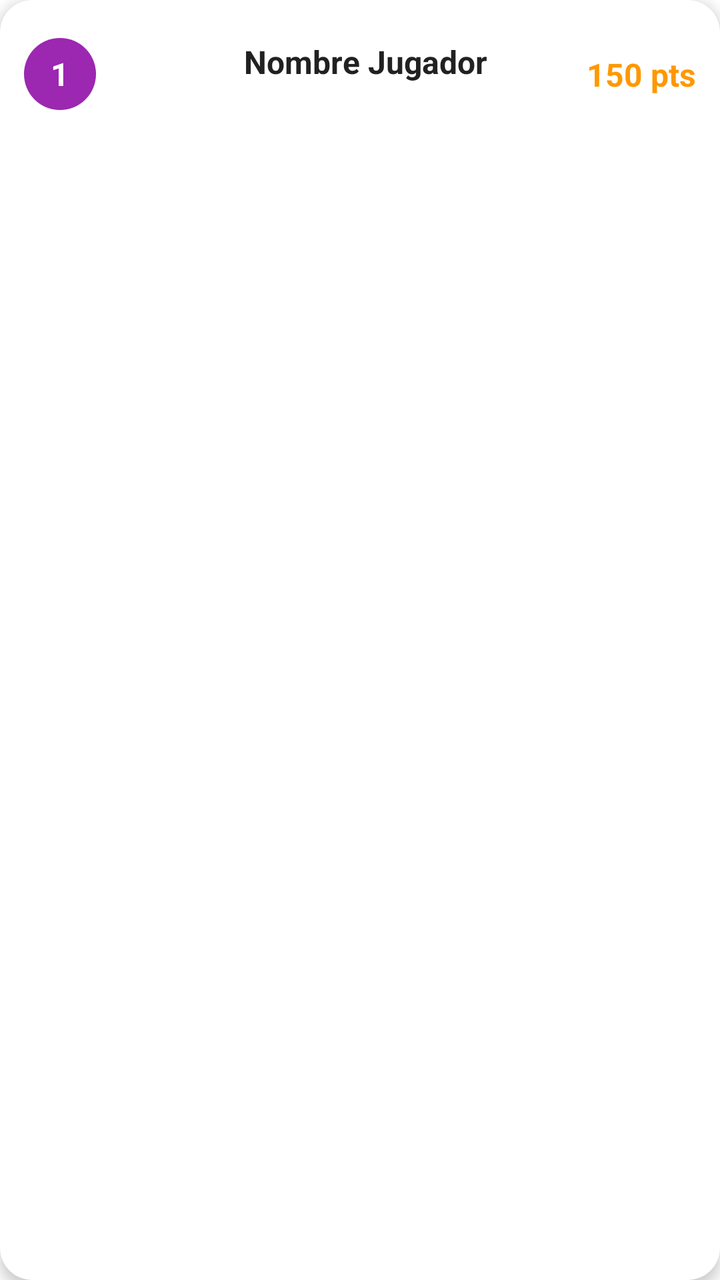
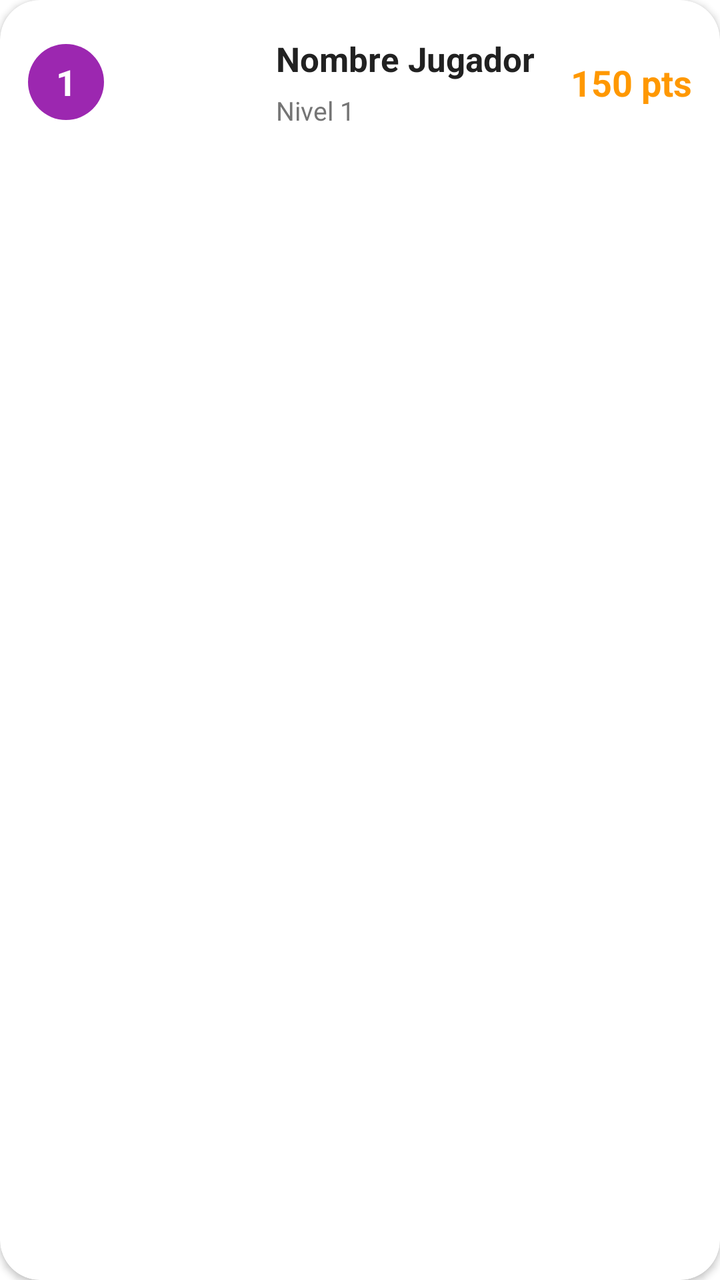

Two renders of the same Android screen: before a commit and after it. Below are the layout's source before the change and the commit's diff.
<!-- AndroidManifest.xml: application theme Theme.ReglamentoUpp -->
<!-- res/layout/item_ranking.xml -->
<?xml version="1.0" encoding="utf-8"?>
<com.google.android.material.card.MaterialCardView
    xmlns:android="http://schemas.android.com/apk/res/android"
    xmlns:app="http://schemas.android.com/apk/res-auto"
    android:layout_width="match_parent"
    android:layout_height="wrap_content"
    android:layout_marginHorizontal="16dp"
    android:layout_marginVertical="8dp"
    app:cardCornerRadius="16dp"
    app:cardElevation="4dp"
    app:cardBackgroundColor="@color/white">

    <androidx.constraintlayout.widget.ConstraintLayout
        android:layout_width="match_parent"
        android:layout_height="wrap_content"
        android:padding="12dp">

        <TextView
            android:id="@+id/tvRankingPosition"
            android:layout_width="36dp"
            android:layout_height="36dp"
            android:text="1"
            android:textColor="@color/white"
            android:textStyle="bold"
            android:textSize="16sp"
            android:gravity="center"
            android:background="@drawable/white_circle_bg"
            android:backgroundTint="#9C27B0"
            app:layout_constraintStart_toStartOf="parent"
            app:layout_constraintTop_toTopOf="parent"
            app:layout_constraintBottom_toBottomOf="parent"/>

        <com.google.android.material.imageview.ShapeableImageView
            android:id="@+id/ivRankingProfile"
            android:layout_width="50dp"
            android:layout_height="50dp"
            android:layout_marginStart="12dp"
            android:scaleType="centerCrop"
            app:shapeAppearanceOverlay="@style/CircleImageView"
            android:src="@drawable/ic_profile"
            app:layout_constraintStart_toEndOf="@id/tvRankingPosition"
            app:layout_constraintTop_toTopOf="parent"
            app:layout_constraintBottom_toBottomOf="parent"/>

        <TextView
            android:id="@+id/tvRankingName"
            android:layout_width="0dp"
            android:layout_height="wrap_content"
            android:text="Nombre Jugador"
            android:textColor="#212121"
            android:textSize="16sp"
            android:textStyle="bold"
            android:layout_marginStart="12dp"
            android:layout_marginEnd="8dp"
            app:layout_constraintStart_toEndOf="@id/ivRankingProfile"
            app:layout_constraintTop_toTopOf="parent"
            app:layout_constraintEnd_toStartOf="@id/tvRankingScore"
            app:layout_constraintBottom_toTopOf="@+id/layoutBadges"/>

        <LinearLayout
            android:id="@+id/layoutBadges"
            android:layout_width="wrap_content"
            android:layout_height="wrap_content"
            android:orientation="horizontal"
            android:layout_marginStart="12dp"
            android:layout_marginTop="4dp"
            app:layout_constraintStart_toEndOf="@id/ivRankingProfile"
            app:layout_constraintTop_toBottomOf="@id/tvRankingName"
            app:layout_constraintBottom_toBottomOf="parent">

            <ImageView
                android:id="@+id/badge1"
                android:layout_width="20dp"
                android:layout_height="20dp"
                android:src="@drawable/ic_trophy"
                android:layout_marginEnd="4dp"
                android:visibility="gone"/>

            <ImageView
                android:id="@+id/badge2"
                android:layout_width="20dp"
                android:layout_height="20dp"
                android:src="@drawable/ic_foco"
                android:layout_marginEnd="4dp"
                android:visibility="gone"/>

            <ImageView
                android:id="@+id/badge3"
                android:layout_width="20dp"
                android:layout_height="20dp"
                android:src="@drawable/ic_games"
                android:visibility="gone"/>
        </LinearLayout>

        <TextView
            android:id="@+id/tvRankingScore"
            android:layout_width="wrap_content"
            android:layout_height="wrap_content"
            android:text="150 pts"
            android:textColor="#FF9800"
            android:textSize="16sp"
            android:textStyle="bold"
            app:layout_constraintEnd_toEndOf="parent"
            app:layout_constraintTop_toTopOf="parent"
            app:layout_constraintBottom_toBottomOf="parent"/>

    </androidx.constraintlayout.widget.ConstraintLayout>
</com.google.android.material.card.MaterialCardView>
<!-- resources referenced by this layout -->
<resources>
  <color name="white">#FFFFFFFF</color>
  <!-- drawable ic_foco (drawable) -->
  <vector xmlns:android="http://schemas.android.com/apk/res/android"
      android:width="24dp"
      android:height="24dp"
      android:viewportWidth="24"
      android:viewportHeight="24">
      <path
          android:fillColor="#FFFFFF"
          android:pathData="M9,21c0,0.55 0.45,1 1,1h4c0.55,0 1,-0.45 1,-1v-1H9V21zM12,2C8.14,2 5,5.14 5,9c0,2.38 1.19,4.47 3,5.74V17c0,0.55 0.45,1 1,1h6c0.55,0 1,-0.45 1,-1v-2.26c1.81,-1.27 3,-3.36 3,-5.74C19,5.14 15.86,2 12,2z"/>
  </vector>
  <!-- drawable ic_games (drawable) -->
  <vector xmlns:android="http://schemas.android.com/apk/res/android" android:width="24dp" android:height="24dp" android:viewportWidth="24" android:viewportHeight="24"><path android:fillColor="@android:color/white" android:pathData="M21,6H3C1.9,6 1,6.9 1,8V16C1,17.1 1.9,18 3,18H21C22.1,18 23,17.1 23,16V8C23,6.9 22.1,6 21,6M11,12H9V14H8V12H6V11H8V9H9V11H11V12M15.5,15C14.7,15 14,14.3 14,13.5C14,12.7 14.7,12 15.5,12C16.3,12 17,12.7 17,13.5C17,14.3 16.3,15 15.5,15M18.5,12C17.7,12 17,11.3 17,10.5C17,9.7 17.7,9 18.5,9C19.3,9 20,9.7 20,10.5C20,11.3 19.3,12 18.5,12Z"/></vector>
  <!-- drawable ic_profile (drawable) -->
  <vector xmlns:android="http://schemas.android.com/apk/res/android" android:width="24dp" android:height="24dp" android:viewportWidth="24" android:viewportHeight="24"><path android:fillColor="@android:color/white" android:pathData="M12,12C14.21,12 16,10.21 16,8C16,5.79 14.21,4 12,4C9.79,4 8,5.79 8,8C8,10.21 9.79,12 12,12M12,14C9.33,14 4,15.33 4,18V20H20V18C20,15.33 14.67,14 12,14Z"/></vector>
  <!-- drawable ic_trophy (drawable) -->
  <vector xmlns:android="http://schemas.android.com/apk/res/android"
      android:width="24dp"
      android:height="24dp"
      android:viewportWidth="24"
      android:viewportHeight="24">
      <path
          android:fillColor="#000000"
          android:pathData="M19,5h-2V3H7v2H5C3.9,5 3,5.9 3,7v1c0,2.55 1.92,4.63 4.39,4.94c0.63,1.5 1.98,2.63 3.61,2.96V19H7v2h10v-2h-4v-3.1c1.63,-0.33 2.98,-1.46 3.61,-2.96C19.08,12.63 21,10.55 21,8V7C21,5.9 20.1,5 19,5zM5,8V7h2v3.82C5.84,10.4 5,9.3 5,8zM19,8c0,1.3 -0.84,2.4 -2,2.82V7h2V8z"/>
  </vector>
  <!-- drawable white_circle_bg (drawable) -->
  <?xml version="1.0" encoding="utf-8"?>
  <shape xmlns:android="http://schemas.android.com/apk/res/android" android:shape="oval">
      <solid android:color="@color/white"/>
  </shape>
  <style name="CircleImageView" parent="">
          <item name="cornerFamily">rounded</item>
          <item name="cornerSize">50%</item>
      </style>
  <color name="upp_primary">#6A1B9A</color>
  <color name="upp_primary_dark">#4A148C</color>
  <color name="upp_accent">#AB47BC</color>
  <color name="upp_secondary">#8E24AA</color>
  <style name="ShapeAppearance.App.SmallComponent" parent="ShapeAppearance.MaterialComponents.SmallComponent">
          <item name="cornerFamily">rounded</item>
          <item name="cornerSize">50%</item> </style>
  <style name="ShapeAppearance.App.MediumComponent" parent="ShapeAppearance.MaterialComponents.MediumComponent">
          <item name="cornerFamily">rounded</item>
          <item name="cornerSize">28dp</item> </style>
  <style name="ShapeAppearance.App.LargeComponent" parent="ShapeAppearance.MaterialComponents.LargeComponent">
          <item name="cornerFamily">rounded</item>
          <item name="cornerSize">36dp</item> </style>
  <style name="Widget.MaterialComponents.TextInputLayout.OutlinedBox.Rounded" parent="Widget.MaterialComponents.TextInputLayout.OutlinedBox">
          <item name="boxCornerRadiusTopStart">24dp</item>
          <item name="boxCornerRadiusTopEnd">24dp</item>
          <item name="boxCornerRadiusBottomStart">24dp</item>
          <item name="boxCornerRadiusBottomEnd">24dp</item>
      </style>
  <!-- unchanged entries left out for length: 1 -->
</resources>

<!-- the commit's change to res/layout/item_ranking.xml (unified diff, before → after) -->
@@ -2,27 +2,28 @@
 <com.google.android.material.card.MaterialCardView
     xmlns:android="http://schemas.android.com/apk/res/android"
     xmlns:app="http://schemas.android.com/apk/res-auto"
+    android:id="@+id/cardRanking"
     android:layout_width="match_parent"
     android:layout_height="wrap_content"
     android:layout_marginHorizontal="16dp"
-    android:layout_marginVertical="8dp"
-    app:cardCornerRadius="16dp"
-    app:cardElevation="4dp"
+    android:layout_marginVertical="6dp"
+    app:cardCornerRadius="20dp"
+    app:cardElevation="2dp"
     app:cardBackgroundColor="@color/white">
 
     <androidx.constraintlayout.widget.ConstraintLayout
         android:layout_width="match_parent"
         android:layout_height="wrap_content"
-        android:padding="12dp">
+        android:padding="14dp">
 
         <TextView
             android:id="@+id/tvRankingPosition"
-            android:layout_width="36dp"
-            android:layout_height="36dp"
+            android:layout_width="38dp"
+            android:layout_height="38dp"
             android:text="1"
             android:textColor="@color/white"
             android:textStyle="bold"
-            android:textSize="16sp"
+            android:textSize="18sp"
             android:gravity="center"
             android:background="@drawable/white_circle_bg"
             android:backgroundTint="#9C27B0"
@@ -32,9 +33,9 @@
 
         <com.google.android.material.imageview.ShapeableImageView
             android:id="@+id/ivRankingProfile"
-            android:layout_width="50dp"
-            android:layout_height="50dp"
-            android:layout_marginStart="12dp"
+            android:layout_width="54dp"
+            android:layout_height="54dp"
+            android:layout_marginStart="16dp"
             android:scaleType="centerCrop"
             app:shapeAppearanceOverlay="@style/CircleImageView"
             android:src="@drawable/ic_profile"
@@ -48,14 +49,27 @@
             android:layout_height="wrap_content"
             android:text="Nombre Jugador"
             android:textColor="#212121"
-            android:textSize="16sp"
+            android:textSize="17sp"
             android:textStyle="bold"
-            android:layout_marginStart="12dp"
+            android:layout_marginStart="16dp"
             android:layout_marginEnd="8dp"
             app:layout_constraintStart_toEndOf="@id/ivRankingProfile"
             app:layout_constraintTop_toTopOf="parent"
             app:layout_constraintEnd_toStartOf="@id/tvRankingScore"
-            app:layout_constraintBottom_toTopOf="@+id/layoutBadges"/>
+            app:layout_constraintBottom_toTopOf="@+id/tvRankingLevel"/>
+
+        <TextView
+            android:id="@+id/tvRankingLevel"
+            android:layout_width="wrap_content"
+            android:layout_height="wrap_content"
+            android:text="Nivel 1"
+            android:textColor="#757575"
+            android:textSize="13sp"
+            android:layout_marginStart="16dp"
+            android:layout_marginTop="2dp"
+            app:layout_constraintStart_toEndOf="@id/ivRankingProfile"
+            app:layout_constraintTop_toBottomOf="@id/tvRankingName"
+            app:layout_constraintBottom_toBottomOf="parent"/>
 
         <LinearLayout
             android:id="@+id/layoutBadges"
@@ -63,31 +77,30 @@
             android:layout_height="wrap_content"
             android:orientation="horizontal"
             android:layout_marginStart="12dp"
-            android:layout_marginTop="4dp"
-            app:layout_constraintStart_toEndOf="@id/ivRankingProfile"
-            app:layout_constraintTop_toBottomOf="@id/tvRankingName"
-            app:layout_constraintBottom_toBottomOf="parent">
+            app:layout_constraintStart_toEndOf="@id/tvRankingLevel"
+            app:layout_constraintTop_toTopOf="@id/tvRankingLevel"
+            app:layout_constraintBottom_toBottomOf="@id/tvRankingLevel">
 
             <ImageView
                 android:id="@+id/badge1"
-                android:layout_width="20dp"
-                android:layout_height="20dp"
+                android:layout_width="18dp"
+                android:layout_height="18dp"
                 android:src="@drawable/ic_trophy"
-                android:layout_marginEnd="4dp"
+                android:layout_marginEnd="6dp"
                 android:visibility="gone"/>
 
             <ImageView
                 android:id="@+id/badge2"
-                android:layout_width="20dp"
-                android:layout_height="20dp"
+                android:layout_width="18dp"
+                android:layout_height="18dp"
                 android:src="@drawable/ic_foco"
-                android:layout_marginEnd="4dp"
+                android:layout_marginEnd="6dp"
                 android:visibility="gone"/>
 
             <ImageView
                 android:id="@+id/badge3"
-                android:layout_width="20dp"
-                android:layout_height="20dp"
+                android:layout_width="18dp"
+                android:layout_height="18dp"
                 android:src="@drawable/ic_games"
                 android:visibility="gone"/>
         </LinearLayout>
@@ -98,7 +111,7 @@
             android:layout_height="wrap_content"
             android:text="150 pts"
             android:textColor="#FF9800"
-            android:textSize="16sp"
+            android:textSize="18sp"
             android:textStyle="bold"
             app:layout_constraintEnd_toEndOf="parent"
             app:layout_constraintTop_toTopOf="parent"
